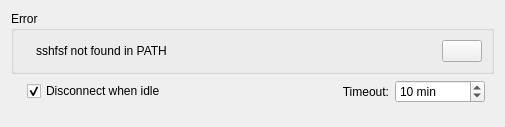
Before: the Qt Designer form kded/plugins/sftp/sftp_config.ui in KDE/kdeconnect-kde, drawn with Qt 5.
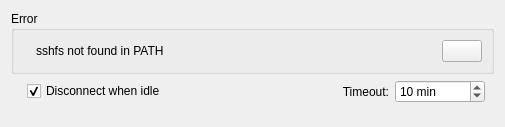
After: the same form once the commit is applied.

The edit to the form file:
```diff
--- a/kded/plugins/sftp/sftp_config.ui
+++ b/kded/plugins/sftp/sftp_config.ui
@@ -42,7 +42,7 @@
       <item>
        <widget class="QLabel" name="label">
         <property name="text">
-         <string>sshfsf not found in PATH</string>
+         <string>sshfs not found in PATH</string>
         </property>
         <property name="alignment">
          <set>Qt::AlignLeading|Qt::AlignLeft|Qt::AlignVCenter</set>
```
